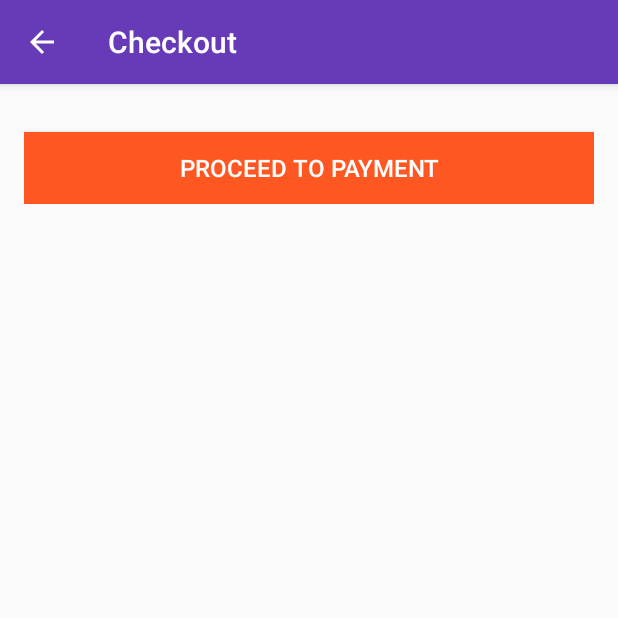
After one commit to abhishekwl/stem_client, an Android app: the CheckoutActivity screen opened directly, with no data from a screen before it, on a phone screen of 412 x 824 dp, the top half of it. The commit adds this screen. Run offline under Robolectric (Android 15) with nearby library versions, the phone set to English and light mode, and no system bars; our stand-ins replace ButterKnife, Firebase (no records; nobody signed in at launch, a user with empty details on screens opened directly).

Commit message:
Added Checkout Activity. Added Google Payments API.

```diff
--- a/app/build.gradle
+++ b/app/build.gradle
@@ -46,5 +46,6 @@ dependencies {
     implementation 'com.squareup.retrofit2:retrofit:2.4.0'
     implementation 'com.squareup.retrofit2:converter-gson:2.4.0'
     implementation 'com.karumi:dexter:5.0.0'
+    implementation 'com.google.android.gms:play-services-wallet:15.0.1'
 }
 apply plugin: 'com.google.gms.google-services'
--- /dev/null
+++ b/app/src/main/java/io/github/abhishekwl/stemclient/Activities/CheckoutActivity.java
@@ -0,0 +1,169 @@
+package io.github.abhishekwl.stemclient.Activities;
+
+import android.content.Intent;
+import android.os.Bundle;
+import android.support.design.widget.BaseTransientBottomBar.BaseCallback;
+import android.support.design.widget.Snackbar;
+import android.support.v7.app.AppCompatActivity;
+import android.support.v7.widget.RecyclerView;
+import android.widget.Button;
+import butterknife.BindView;
+import butterknife.ButterKnife;
+import butterknife.OnClick;
+import butterknife.Unbinder;
+import com.google.android.gms.common.api.ApiException;
+import com.google.android.gms.common.api.Status;
+import com.google.android.gms.tasks.Task;
+import com.google.android.gms.wallet.AutoResolveHelper;
+import com.google.android.gms.wallet.CardRequirements;
+import com.google.android.gms.wallet.IsReadyToPayRequest;
+import com.google.android.gms.wallet.PaymentData;
+import com.google.android.gms.wallet.PaymentDataRequest;
+import com.google.android.gms.wallet.PaymentMethodTokenizationParameters;
+import com.google.android.gms.wallet.PaymentsClient;
+import com.google.android.gms.wallet.TransactionInfo;
+import com.google.android.gms.wallet.Wallet;
+import com.google.android.gms.wallet.WalletConstants;
+import com.google.firebase.auth.FirebaseAuth;
+import io.github.abhishekwl.stemclient.Models.Test;
+import io.github.abhishekwl.stemclient.R;
+import java.util.ArrayList;
+import java.util.Arrays;
+import java.util.Objects;
+
+public class CheckoutActivity extends AppCompatActivity {
+
+  private static final int LOAD_PAYMENT_REQUEST_CODE = 897;
+  @BindView(R.id.checkoutRecyclerView)
+  RecyclerView checkoutRecyclerView;
+  @BindView(R.id.checkoutPayButton)
+  Button checkoutPayButton;
+
+  private Unbinder unbinder;
+  private ArrayList<Test> testArrayList;
+  private FirebaseAuth firebaseAuth;
+  private PaymentsClient paymentsClient;
+
+  @Override
+  protected void onCreate(Bundle savedInstanceState) {
+    super.onCreate(savedInstanceState);
+    setContentView(R.layout.activity_checkout);
+
+    unbinder = ButterKnife.bind(CheckoutActivity.this);
+    initializeViews();
+  }
+
+  private void initializeViews() {
+    testArrayList = getIntent().getParcelableArrayListExtra("TESTS");
+    if (testArrayList==null || testArrayList.isEmpty()) {
+      Snackbar.make(checkoutRecyclerView, "Please select tests to be added to cart", Snackbar.LENGTH_SHORT)
+          .addCallback(new BaseCallback<Snackbar>() {
+            @Override
+            public void onDismissed(Snackbar transientBottomBar, int event) {
+              super.onDismissed(transientBottomBar, event);
+              finish();
+            }
+          });
+    }
+    else {
+      firebaseAuth = FirebaseAuth.getInstance();
+      paymentsClient = Wallet.getPaymentsClient(CheckoutActivity.this, new Wallet.WalletOptions.Builder().setEnvironment(WalletConstants.ENVIRONMENT_TEST).build());
+    }
+  }
+
+  private void isReadyToPay(double totalCost) {
+    IsReadyToPayRequest request =
+        IsReadyToPayRequest.newBuilder()
+            .addAllowedPaymentMethod(WalletConstants.PAYMENT_METHOD_CARD)
+            .addAllowedPaymentMethod(WalletConstants.PAYMENT_METHOD_TOKENIZED_CARD)
+            .build();
+    Task<Boolean> task = paymentsClient.isReadyToPay(request);
+    task.addOnCompleteListener(
+        task1 -> {
+          try {
+            boolean result = task1.getResult(ApiException.class);
+            if (result) {
+              PaymentDataRequest paymentDataRequest = createPaymentDataRequest(totalCost);
+              if (paymentDataRequest!=null) {
+                AutoResolveHelper.resolveTask(paymentsClient.loadPaymentData(paymentDataRequest), CheckoutActivity.this, LOAD_PAYMENT_REQUEST_CODE);
+              }
+            } else {
+              notifyMessage("Google cannot be used as a payment option :(");
+            }
+          } catch (ApiException exception) {
+            notifyMessage(exception.getMessage());
+          }
+        });
+  }
+
+  private void notifyMessage(String message) {
+    Snackbar.make(checkoutRecyclerView, message, Snackbar.LENGTH_SHORT).show();
+  }
+
+  private PaymentDataRequest createPaymentDataRequest(double totalCost) {
+    PaymentDataRequest.Builder request =
+        PaymentDataRequest.newBuilder()
+            .setTransactionInfo(
+                TransactionInfo.newBuilder()
+                    .setTotalPriceStatus(WalletConstants.TOTAL_PRICE_STATUS_FINAL)
+                    .setTotalPrice(Double.toString(totalCost))
+                    .setCurrencyCode("INR")
+                    .build())
+            .addAllowedPaymentMethod(WalletConstants.PAYMENT_METHOD_CARD)
+            .addAllowedPaymentMethod(WalletConstants.PAYMENT_METHOD_TOKENIZED_CARD)
+            .setCardRequirements(
+                CardRequirements.newBuilder()
+                    .addAllowedCardNetworks(
+                        Arrays.asList(
+                            WalletConstants.CARD_NETWORK_OTHER,
+                            WalletConstants.CARD_CLASS_DEBIT,
+                            WalletConstants.CARD_CLASS_CREDIT,
+                            WalletConstants.CARD_NETWORK_VISA,
+                            WalletConstants.CARD_NETWORK_MASTERCARD))
+                    .build());
+
+    PaymentMethodTokenizationParameters params =
+        PaymentMethodTokenizationParameters.newBuilder()
+            .setPaymentMethodTokenizationType(
+                WalletConstants.PAYMENT_METHOD_TOKENIZATION_TYPE_PAYMENT_GATEWAY)
+            .addParameter("gateway", "example")
+            .addParameter("gatewayMerchantId", "exampleGatewayMerchantId")
+            .build();
+
+    request.setPaymentMethodTokenizationParameters(params);
+    return request.build();
+  }
+
+  @OnClick(R.id.checkoutPayButton)
+  public void onPayButtonPressed() {
+    double totalCost = 0;
+    for (Test test: testArrayList) totalCost+=test.getTestPrice();
+    isReadyToPay(totalCost);
+  }
+
+  @Override
+  protected void onActivityResult(int requestCode, int resultCode, Intent data) {
+    super.onActivityResult(requestCode, resultCode, data);
+    switch (requestCode) {
+      case LOAD_PAYMENT_REQUEST_CODE:
+        switch (resultCode) {
+          case RESULT_OK:
+            PaymentData paymentData = PaymentData.getFromIntent(data);
+            String token = Objects.requireNonNull(Objects.requireNonNull(paymentData).getPaymentMethodToken()).getToken();
+            break;
+          case RESULT_CANCELED:
+            notifyMessage("Operation cancelled by user");
+            break;
+          case AutoResolveHelper.RESULT_ERROR:
+            Status status = AutoResolveHelper.getStatusFromIntent(data);
+            break;
+        }
+    }
+  }
+
+  @Override
+  protected void onDestroy() {
+    unbinder.unbind();
+    super.onDestroy();
+  }
+}
--- /dev/null
+++ b/app/src/main/res/layout/activity_checkout.xml
@@ -0,0 +1,37 @@
+<?xml version="1.0" encoding="utf-8"?>
+<ScrollView
+  xmlns:android="http://schemas.android.com/apk/res/android"
+  xmlns:tools="http://schemas.android.com/tools"
+  android:layout_width="match_parent"
+  android:layout_height="match_parent"
+  tools:context=".Activities.CheckoutActivity">
+
+  <LinearLayout
+    android:layout_marginStart="16dp"
+    android:layout_marginEnd="16dp"
+    android:layout_marginTop="16dp"
+    android:orientation="vertical"
+    android:layout_width="match_parent"
+    android:layout_height="wrap_content">
+
+    <android.support.v7.widget.RecyclerView
+      android:id="@+id/checkoutRecyclerView"
+      android:scrollbars="vertical"
+      android:layout_width="match_parent"
+      android:layout_height="wrap_content">
+
+    </android.support.v7.widget.RecyclerView>
+
+    <Button
+      android:id="@+id/checkoutPayButton"
+      android:textColor="@android:color/white"
+      android:background="@color/colorAccent"
+      android:textSize="16sp"
+      android:text="Proceed to payment"
+      android:layout_marginTop="16dp"
+      android:layout_width="match_parent"
+      android:layout_height="wrap_content"/>
+
+  </LinearLayout>
+
+</ScrollView>
--- a/app/src/main/res/layout/fragment_profile.xml
+++ b/app/src/main/res/layout/fragment_profile.xml
@@ -134,9 +134,9 @@
         <Button
             android:id="@+id/profileUpdateProfileButton"
             android:textColor="@android:color/white"
-            android:textSize="16sp"
+            android:textSize="18sp"
             android:text="Update Profile"
-            android:background="@color/colorAccent"
+            android:background="@color/colorPrimaryDark"
             android:layout_marginTop="24dp"
             android:layout_marginBottom="24dp"
             android:layout_width="match_parent"
--- a/app/src/main/res/layout/fragment_test.xml
+++ b/app/src/main/res/layout/fragment_test.xml
@@ -29,7 +29,7 @@
         android:src="@drawable/ic_navigate_next_white_24dp"
         app:fabSize="normal"
         app:elevation="8dp"
-        app:backgroundTint="@color/colorPrimary"
+        app:backgroundTint="@color/colorAccent"
         android:layout_marginBottom="20dp"
         android:layout_marginEnd="20dp"
         android:layout_alignParentBottom="true"
--- a/app/src/main/res/layout/test_list_item.xml
+++ b/app/src/main/res/layout/test_list_item.xml
@@ -63,7 +63,7 @@
                 android:paddingStart="8dp"
                 android:paddingEnd="8dp"
                 android:textAllCaps="false"
-                android:background="@drawable/border_primary_rounded"
+                android:background="@drawable/border_accent_rounded"
                 android:layout_marginTop="8dp"
                 android:text="+ Add to cart"
                 android:layout_width="wrap_content"
@@ -76,7 +76,7 @@
             tools:src="@drawable/logo"
             app:civ_border_width="1dp"
             app:civ_border_color="@color/colorTextDark"
-            app:civ_circle_background_color="@color/colorAccent"
+            app:civ_circle_background_color="@color/colorPrimary"
             android:layout_width="64dp"
             android:layout_height="64dp" />
 
--- a/app/src/main/res/values/strings.xml
+++ b/app/src/main/res/values/strings.xml
@@ -23,7 +23,7 @@
     <item>AB -ve</item>
   </string-array>
 
-    <string name="BASE_SERVER">http://192.168.2.6:8000/api/v1/</string>
+  <string name="BASE_SERVER">http://192.168.2.5:8000/api/v1/</string>
   <string name="base_server_url_tests">http://192.168.2.5:8000/api/v1/tests</string>
   <string name="base_server_url_users">http://192.168.2.5:8000/api/v1/users</string>
 
```
Also changed, not shown: app/src/main/AndroidManifest.xml (+15 -11 lines), app/src/main/java/io/github/abhishekwl/stemclient/Adapters/TestsRecyclerViewAdapter.java (+4 -7 lines), app/src/main/java/io/github/abhishekwl/stemclient/Fragments/TestFragment.java (+43 -12 lines), app/src/main/java/io/github/abhishekwl/stemclient/Models/Hospital.java (+38 -1 lines), app/src/main/java/io/github/abhishekwl/stemclient/Models/Test.java (+34 -1 lines). Lines whose indentation alone changed are shown as unchanged.
